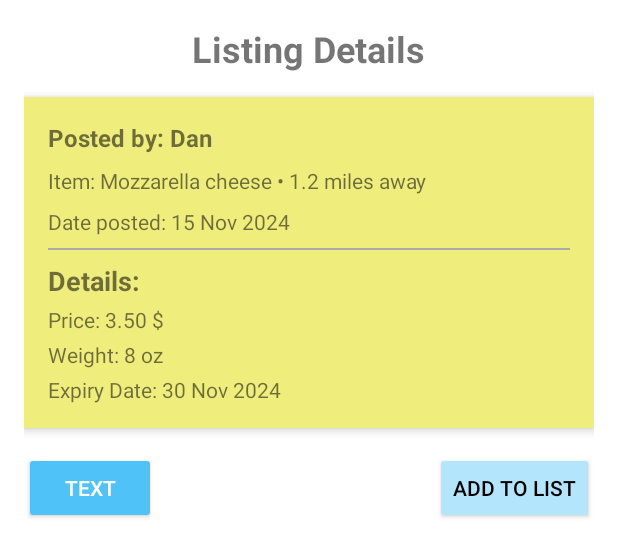
After one commit to Devin-C64/Lunchbox, an Android app: the layout seller_info_activity.xml on its own in the app's theme, with its tools: preview values and no code run, on a phone screen of 412 x 824 dp. The commit adds this screen. Shown: the top 557 px of the screen. Run offline under Robolectric (Android 15) with nearby library versions, the phone set to English and light mode, and no system bars.

```diff
--- /dev/null
+++ b/app/src/main/res/layout/seller_info_activity.xml
@@ -0,0 +1,125 @@
+<?xml version="1.0" encoding="utf-8"?>
+<RelativeLayout xmlns:android="http://schemas.android.com/apk/res/android"
+    android:layout_width="match_parent"
+    android:layout_height="match_parent"
+    android:padding="16dp"
+    >
+
+    <!-- Title -->
+    <TextView
+        android:id="@+id/listingTitle"
+        android:layout_width="wrap_content"
+        android:layout_height="wrap_content"
+        android:text="Listing Details"
+        android:textSize="24sp"
+        android:textStyle="bold"
+        android:layout_centerHorizontal="true"
+        android:layout_marginBottom="16dp" />
+
+    <!-- Yellow Box -->
+    <RelativeLayout
+        android:id="@+id/cardDetails"
+        android:layout_width="match_parent"
+        android:layout_height="wrap_content"
+        android:layout_below="@id/listingTitle"
+        android:background="#EFED7C"
+        android:padding="16dp"
+        android:elevation="4dp"
+        android:layout_marginBottom="16dp">
+
+        <TextView
+            android:id="@+id/postedBy"
+            android:layout_width="wrap_content"
+            android:layout_height="wrap_content"
+            android:text="Posted by: Dan"
+            android:textSize="16sp"
+            android:textStyle="bold" />
+
+        <TextView
+            android:id="@+id/itemDetails"
+            android:layout_width="wrap_content"
+            android:layout_height="wrap_content"
+            android:text="Item: Mozzarella cheese • 1.2 miles away"
+            android:textSize="14sp"
+            android:layout_below="@id/postedBy"
+            android:layout_marginTop="8dp" />
+
+        <TextView
+            android:id="@+id/datePosted"
+            android:layout_width="wrap_content"
+            android:layout_height="wrap_content"
+            android:text="Date posted: 15 Nov 2024"
+            android:textSize="14sp"
+            android:layout_below="@id/itemDetails"
+            android:layout_marginTop="8dp" />
+
+        <View
+            android:id="@+id/separator"
+            android:layout_width="match_parent"
+            android:layout_height="1dp"
+            android:layout_below="@id/datePosted"
+            android:layout_marginTop="8dp"
+            android:background="@android:color/darker_gray" />
+
+        <TextView
+            android:id="@+id/detailsTitle"
+            android:layout_width="wrap_content"
+            android:layout_height="wrap_content"
+            android:text="Details:"
+            android:textSize="18sp"
+            android:textStyle="bold"
+            android:layout_below="@id/separator"
+            android:layout_marginTop="8dp" />
+
+        <TextView
+            android:id="@+id/priceDetails"
+            android:layout_width="wrap_content"
+            android:layout_height="wrap_content"
+            android:text="Price: 3.50 $"
+            android:layout_below="@id/detailsTitle"
+            android:layout_marginTop="4dp" />
+
+        <TextView
+            android:id="@+id/weightDetails"
+            android:layout_width="wrap_content"
+            android:layout_height="wrap_content"
+            android:text="Weight: 8 oz"
+            android:layout_below="@id/priceDetails"
+            android:layout_marginTop="4dp" />
+
+        <TextView
+            android:id="@+id/expiryDetails"
+            android:layout_width="wrap_content"
+            android:layout_height="wrap_content"
+            android:text="Expiry Date: 30 Nov 2024"
+            android:layout_below="@id/weightDetails"
+            android:layout_marginTop="4dp" />
+    </RelativeLayout>
+
+    <!-- Buttons -->
+    <RelativeLayout
+        android:layout_width="match_parent"
+        android:layout_height="wrap_content"
+        android:layout_below="@id/cardDetails"
+        android:layout_centerHorizontal="true">
+
+        <Button
+            android:id="@+id/textButton"
+            android:layout_width="wrap_content"
+            android:layout_height="wrap_content"
+            android:backgroundTint="#4FC3F7"
+            android:text="Text"
+            android:textColor="@android:color/white"
+            android:layout_alignParentStart="true" />
+
+        <Button
+            android:id="@+id/addToListButton"
+            android:layout_width="wrap_content"
+            android:layout_height="wrap_content"
+            android:backgroundTint="#B3E5FC"
+            android:text="Add to List"
+            android:textColor="@android:color/black"
+            android:layout_alignParentEnd="true" />
+    </RelativeLayout>
+
+</RelativeLayout>
```
Also changed, not shown: app/build.gradle.kts (+10 -0 lines), app/src/main/AndroidManifest.xml (+15 -0 lines), app/src/main/java/com/example/lunchbox/ui/map/MapActivity.kt (+89 -7 lines), app/src/main/java/com/example/lunchbox/ui/map/SellerInfoActivity.kt (added, +27 -0 lines), app/src/main/res/layout/map_activity.xml (+40 -1 lines).
